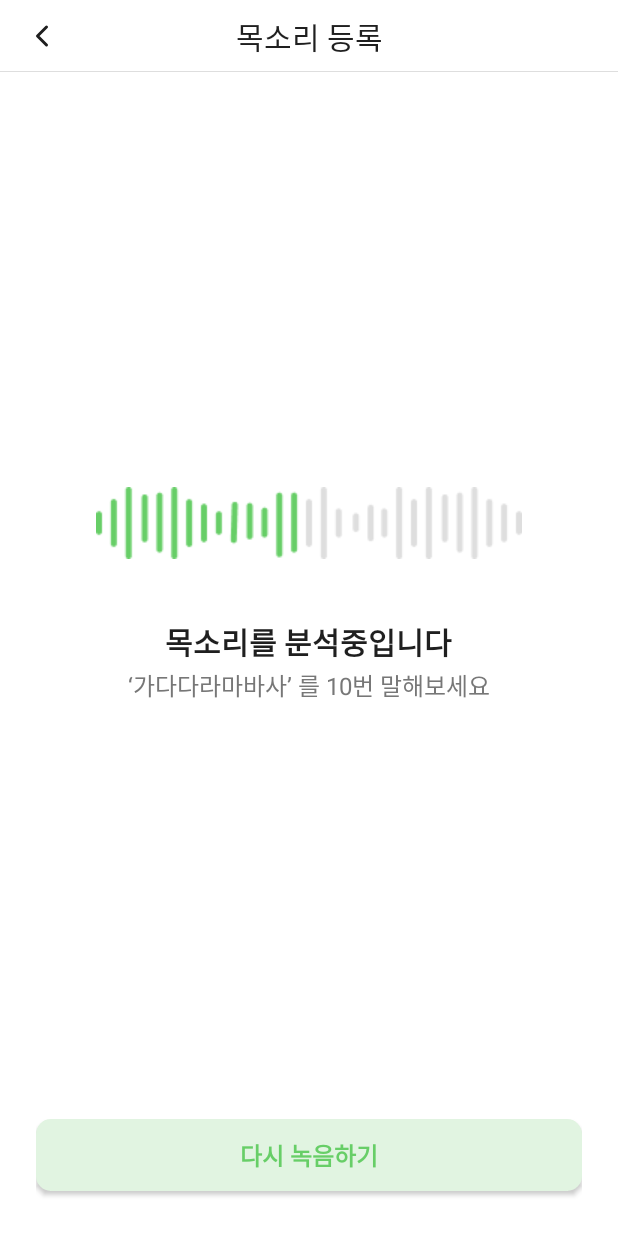
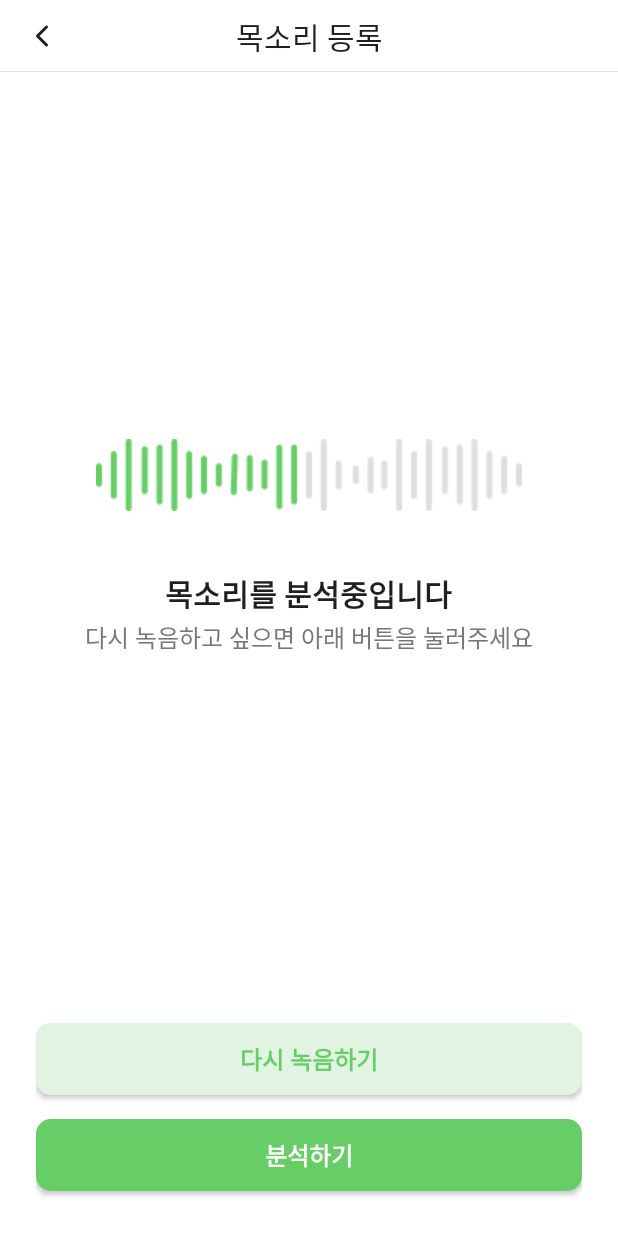
Before and after one commit to HEAROAD/Hearoad_Android, an Android app: the layout activity_record.xml on its own in the app's theme, with its tools: preview values and no code run, on a phone screen of 412 x 824 dp. Run offline under Robolectric (Android 15) with nearby library versions, the phone set to English and light mode, and no system bars.

```diff
--- a/app/src/main/res/layout/activity_record.xml
+++ b/app/src/main/res/layout/activity_record.xml
@@ -19,7 +19,7 @@
             android:layout_width="match_parent"
             android:layout_height="0dp"
             app:layout_constraintTop_toTopOf="parent"
-            app:layout_constraintBottom_toTopOf="@id/btn_record"
+            app:layout_constraintBottom_toTopOf="@id/btn_record_retry"
             android:gravity="center"
             android:orientation="vertical">
             <ImageView
@@ -41,13 +41,13 @@
                 android:id="@+id/tv_record_sub"
                 android:layout_width="wrap_content"
                 android:layout_height="wrap_content"
-                android:text="‘가다다라마바사’ 를 10번 말해보세요"
+                android:text="다시 녹음하고 싶으면 아래 버튼을 눌러주세요"
                 android:textColor="@color/gray1"
                 android:textSize="16sp" />
         </androidx.appcompat.widget.LinearLayoutCompat>
 
         <androidx.appcompat.widget.AppCompatButton
-            android:id="@+id/btn_record"
+            android:id="@+id/btn_record_retry"
             android:layout_width="match_parent"
             android:layout_height="48dp"
             android:text="다시 녹음하기"
@@ -57,10 +57,26 @@
             android:background="@drawable/shape_roundbox_10"
             android:backgroundTint="@color/sub"
             android:paddingVertical="12dp"
-            app:layout_constraintBottom_toBottomOf="parent"
+            app:layout_constraintBottom_toTopOf="@id/btn_record_complete"
             app:layout_constraintStart_toStartOf="parent"
             app:layout_constraintEnd_toEndOf="parent"
-            android:layout_marginBottom="30dp"/>
-    </androidx.constraintlayout.widget.ConstraintLayout>
+            android:layout_marginBottom="16dp"/>
+
+    <androidx.appcompat.widget.AppCompatButton
+        android:id="@+id/btn_record_complete"
+        android:layout_width="match_parent"
+        android:layout_height="48dp"
+        android:text="분석하기"
+        android:textSize="16sp"
+        android:textStyle="bold"
+        android:textColor="@color/white"
+        android:background="@drawable/shape_roundbox_10"
+        android:backgroundTint="@color/main"
+        android:paddingVertical="12dp"
+        app:layout_constraintBottom_toBottomOf="parent"
+        app:layout_constraintStart_toStartOf="parent"
+        app:layout_constraintEnd_toEndOf="parent"
+        android:layout_marginBottom="30dp"/>
+</androidx.constraintlayout.widget.ConstraintLayout>
 
 </androidx.constraintlayout.widget.ConstraintLayout>
```
Also changed, not shown: app/src/main/java/com/hearoad/hearoad/data/model/request/SoundRequest.kt (added, +7 -0 lines), app/src/main/java/com/hearoad/hearoad/data/model/response/VoiceResponse.kt (added, +14 -0 lines), app/src/main/java/com/hearoad/hearoad/ui/adapter/SoundAdapter.kt (added, +54 -0 lines), app/src/main/java/com/hearoad/hearoad/ui/fragment/AddSoundBottomSheet.kt (added, +92 -0 lines), app/src/main/java/com/hearoad/hearoad/ui/fragment/SoundFragment.kt (+113 -12 lines), app/src/main/res/values/colors.xml (+14 -0 lines).
